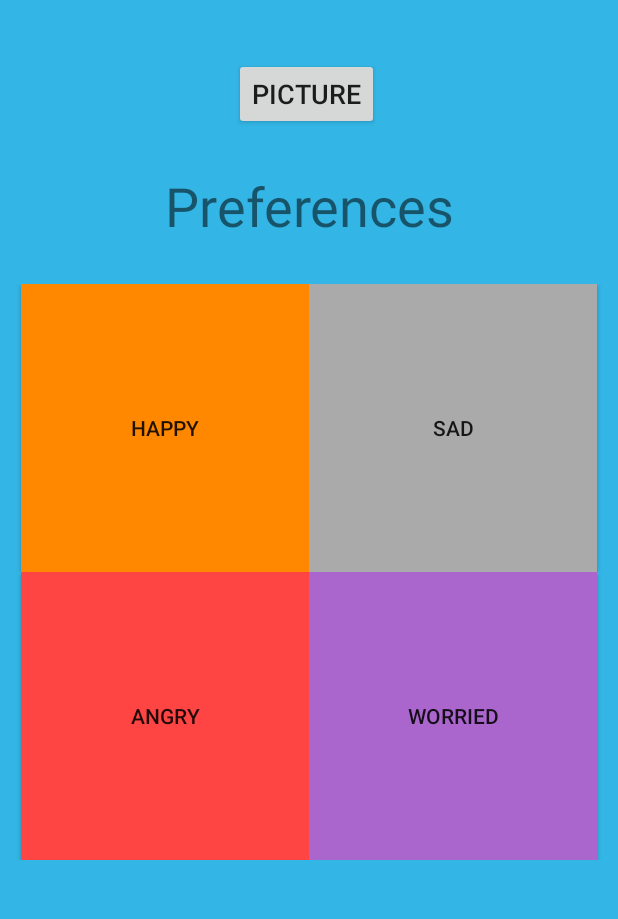
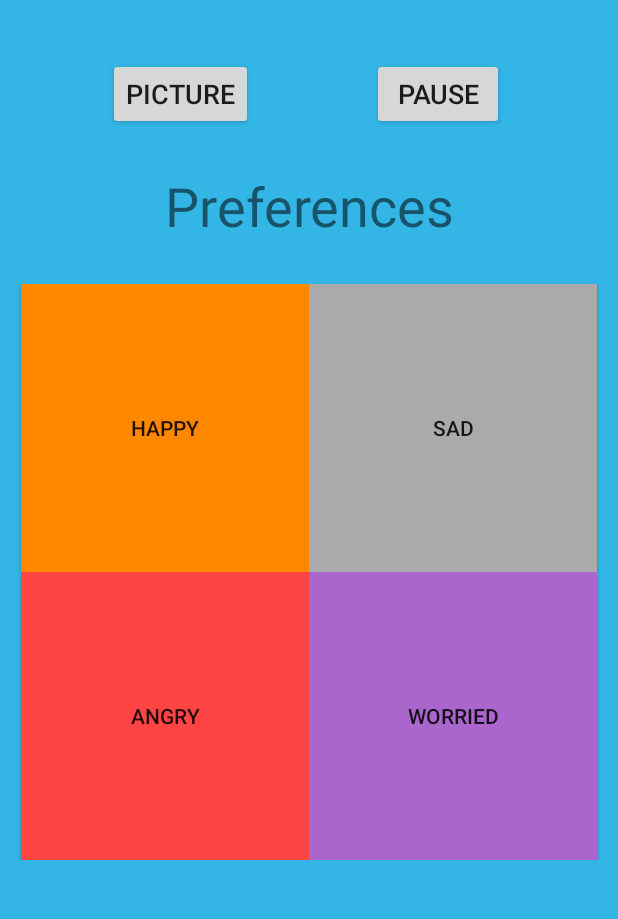
Before and after one commit to matttang7/moodsic, an Android app: the screen it shows after launch (MainActivity), on a phone screen of 412 x 824 dp, the part 271-1190 px from its top. Run offline under Robolectric (Android 15) with nearby library versions, the phone set to English and light mode, and no system bars.

Commit message:
added mediaplayer

```diff
--- a/moodsic/app/src/main/java/com/example/moodsic/MainActivity.java
+++ b/moodsic/app/src/main/java/com/example/moodsic/MainActivity.java
@@ -4,6 +4,7 @@ import androidx.appcompat.app.AppCompatActivity;
 import androidx.core.content.FileProvider;
 
 import android.content.Intent;
+import android.media.MediaPlayer;
 import android.net.Uri;
 import android.os.Bundle;
 import android.os.Environment;
@@ -36,11 +37,12 @@ import java.net.*;
 import java.io.*;
 
 public class MainActivity extends AppCompatActivity {
-
+    MediaPlayer mediaPlayer;
     @Override
     protected void onCreate(Bundle savedInstanceState) {
         super.onCreate(savedInstanceState);
-
+        mediaPlayer = MediaPlayer.create(getApplicationContext(), R.raw.happysong);
+        mediaPlayer.start();
         //Remove title bar
         this.requestWindowFeature(Window.FEATURE_NO_TITLE);
 
@@ -56,8 +58,25 @@ public class MainActivity extends AppCompatActivity {
         final Button sad = findViewById(R.id.btn_sad);
         final Button angry = findViewById(R.id.btn_angry);
         final Button worried = findViewById(R.id.btn_worried);
+        final Button pause = findViewById(R.id.pause);
+        final Button picture = findViewById(R.id.picture);
+        final int[] length = {0};
+        pause.setOnClickListener(new View.OnClickListener() {
+            @Override
+            public void onClick(View v) {
+                if(mediaPlayer.isPlaying()) {
+                    mediaPlayer.pause();
+                    pause.setText("play");
+                }
+                else if(!mediaPlayer.isPlaying()) {
+                    length[0] = mediaPlayer.getCurrentPosition();
+                    mediaPlayer.seekTo(length[0]);
+                    mediaPlayer.start();
+                    pause.setText("pause");
+                }
+            }
+        });
 
-        final Button picture = findViewById(R.id.picture);
         picture.setOnClickListener(new View.OnClickListener() {
             @Override
             public void onClick(View v) {
--- a/moodsic/app/src/main/res/layout/activity_main.xml
+++ b/moodsic/app/src/main/res/layout/activity_main.xml
@@ -26,15 +26,29 @@
         android:id="@+id/picture"
         android:layout_width="wrap_content"
         android:layout_height="wrap_content"
-        android:layout_marginStart="156dp"
-        android:layout_marginLeft="156dp"
+        android:layout_marginStart="72dp"
+        android:layout_marginLeft="72dp"
         android:gravity="center"
         android:text="Picture"
         android:textSize="18sp"
         app:layout_constraintBottom_toTopOf="@+id/preferences"
         app:layout_constraintStart_toStartOf="parent"
         app:layout_constraintTop_toBottomOf="@+id/Title"
-        app:layout_constraintVertical_bias="0.6"></Button>
+        app:layout_constraintVertical_bias="0.596"></Button>
+
+    <Button
+        android:id="@+id/pause"
+        android:layout_width="wrap_content"
+        android:layout_height="wrap_content"
+        android:layout_marginStart="248dp"
+        android:layout_marginLeft="248dp"
+        android:gravity="center"
+        android:text="Pause"
+        android:textSize="18sp"
+        app:layout_constraintBottom_toTopOf="@+id/preferences"
+        app:layout_constraintStart_toStartOf="parent"
+        app:layout_constraintTop_toBottomOf="@+id/Title"
+        app:layout_constraintVertical_bias="0.596"></Button>
 
     <TextView
         android:id="@+id/preferences"
@@ -51,12 +65,11 @@
         android:id="@+id/scrollView3"
         android:layout_width="match_parent"
         android:layout_height="wrap_content"
+        android:layout_margin="10dp"
         app:layout_constraintBottom_toBottomOf="parent"
         app:layout_constraintEnd_toEndOf="parent"
         app:layout_constraintStart_toStartOf="parent"
-        app:layout_constraintTop_toBottomOf="@+id/Title"
-        android:layout_margin="10dp"
-        >
+        app:layout_constraintTop_toBottomOf="@+id/Title">
 
 
         <!--   Design inspiration from https://www.google.com/search?q=android+ui&safe=active&sxsrf=ACYBGNRcX3ICRZ4WyxMkmboI8l_NEm8CVw:1569649946265&source=lnms&tbm=isch&sa=X&ved=0ahUKEwjM3t_b6fLkAhUlT98KHUMPA-QQ_AUIEigB&biw=1356&bih=903&dpr=2#imgrc=2l9M240coKC6OM:     -->
@@ -79,8 +92,8 @@
                     android:layout_height="wrap_content"
                     android:width="@android:dimen/thumbnail_width"
                     android:height="@android:dimen/thumbnail_width"
-                    android:text="Happy"
-                    android:background="@android:color/holo_orange_dark"/>
+                    android:background="@android:color/holo_orange_dark"
+                    android:text="Happy" />
 
                 <Button
                     android:id="@+id/btn_sad"
@@ -88,9 +101,8 @@
                     android:layout_height="wrap_content"
                     android:width="@android:dimen/thumbnail_width"
                     android:height="@android:dimen/thumbnail_width"
-                    android:text="Sad"
                     android:background="@android:color/darker_gray"
-                    />
+                    android:text="Sad" />
 
             </LinearLayout>
 
@@ -106,8 +118,8 @@
                     android:layout_height="wrap_content"
                     android:width="@android:dimen/thumbnail_width"
                     android:height="@android:dimen/thumbnail_width"
-                    android:text="Angry"
-                    android:background="@android:color/holo_red_light"/>
+                    android:background="@android:color/holo_red_light"
+                    android:text="Angry" />
 
                 <Button
                     android:id="@+id/btn_worried"
@@ -115,9 +127,8 @@
                     android:layout_height="wrap_content"
                     android:width="@android:dimen/thumbnail_width"
                     android:height="@android:dimen/thumbnail_width"
-                    android:text="Worried"
                     android:background="@android:color/holo_purple"
-                    />
+                    android:text="Worried" />
             </LinearLayout>
 
 
```
